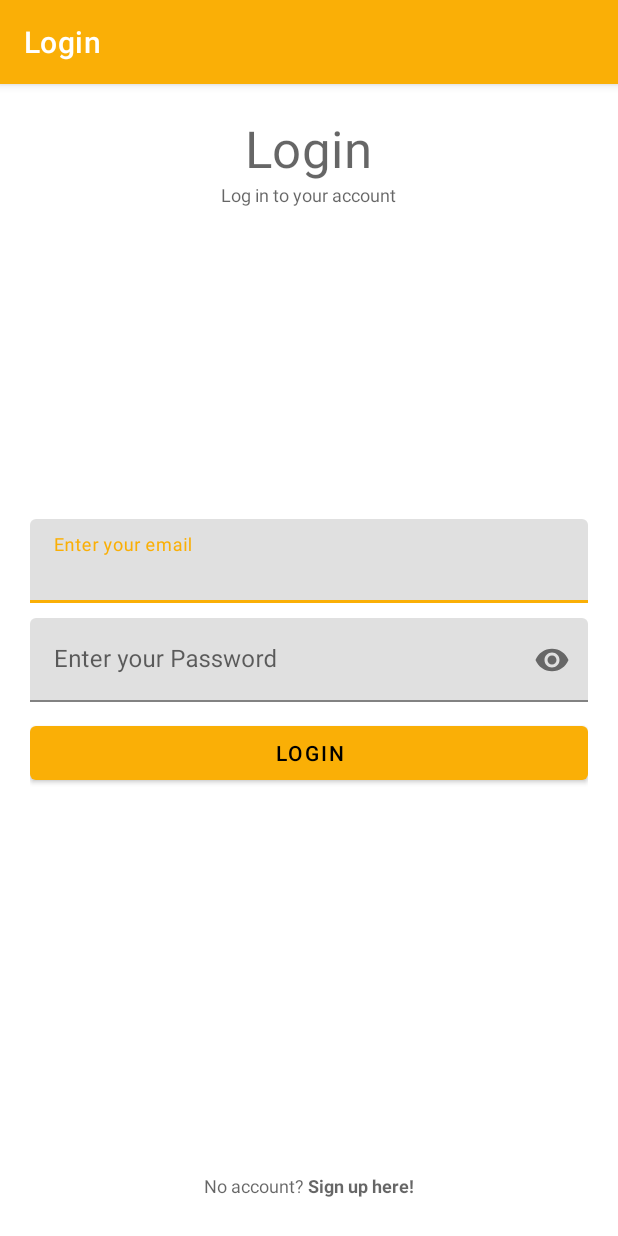
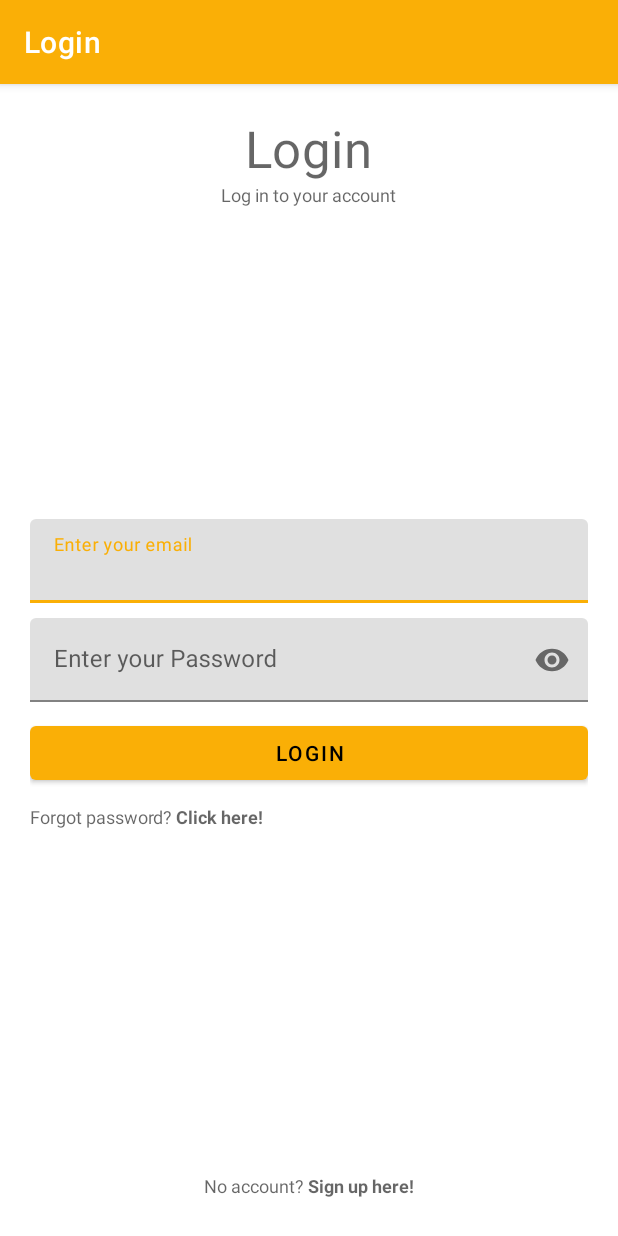
Before and after one commit to alejandroad/Final-Project, an Android app: the screen it shows after launch (LogInActivity), on a phone screen of 412 x 824 dp. Run offline under Robolectric (Android 15) with nearby library versions, the phone set to English and light mode, and no system bars; our stand-ins replace Firebase (no records; nobody signed in at launch, a user with empty details on screens opened directly).

Commit message:
added password reset

```diff
--- a/app/src/main/java/com/example/lab4/LogInActivity.kt
+++ b/app/src/main/java/com/example/lab4/LogInActivity.kt
@@ -55,6 +55,11 @@ class LogInActivity : AppCompatActivity() {
         // handle user is trying to sign up
         binding.noAccount.setOnClickListener {
             startActivity(Intent(this, SignUpActivity::class.java))
+        }
+
+        // handle user forgot their password
+        binding.forgotPassword.setOnClickListener {
+            auth.sendPasswordResetEmail("alejandroariasdiaz09@gmail.com")
         }
 
         // user was not logged in
--- a/app/src/main/res/layout/activity_log_in.xml
+++ b/app/src/main/res/layout/activity_log_in.xml
@@ -72,6 +72,18 @@
     </Button>
 
     <TextView
+        android:id="@+id/forgot_password"
+        style="@style/TextAppearance.AppCompat.Caption"
+        android:layout_width="match_parent"
+        android:layout_height="wrap_content"
+        android:layout_below="@id/loginButton"
+        android:layout_marginTop="10dp"
+        android:text="@string/forgot_password_click_here"
+        android:background="?attr/selectableItemBackground">
+
+    </TextView>
+
+    <TextView
         android:id="@+id/noAccount"
         style="@style/TextAppearance.AppCompat.Caption"
         android:layout_width="wrap_content"
--- a/app/src/main/res/values/strings.xml
+++ b/app/src/main/res/values/strings.xml
@@ -24,4 +24,5 @@
     <string name="Share">Share</string>
     <string name="Back">Back</string>
     <string name="login_user_msg">Logged in as $email</string>
+    <string name="forgot_password_click_here">Forgot password? <b>Click here!</b></string>
 </resources>
```
